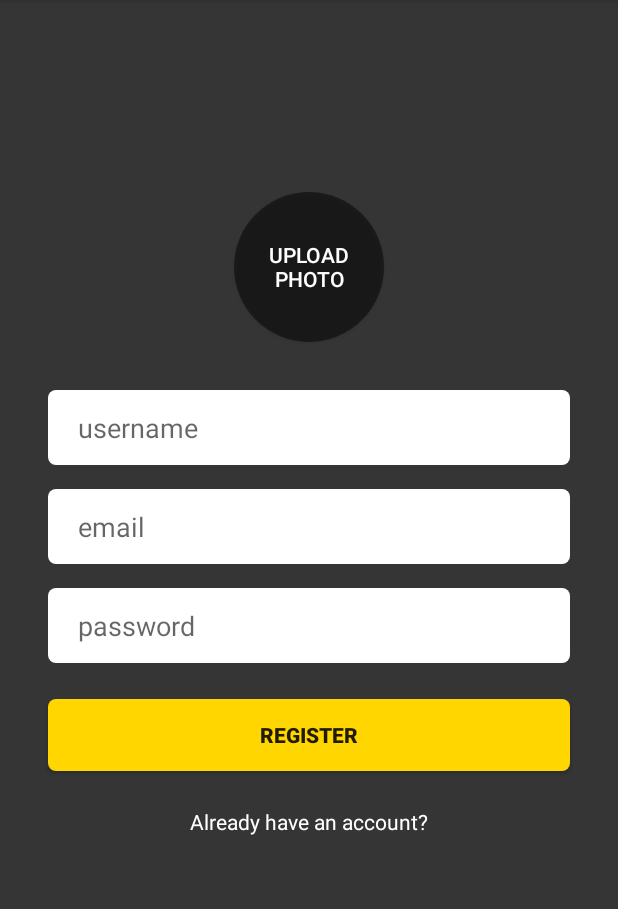
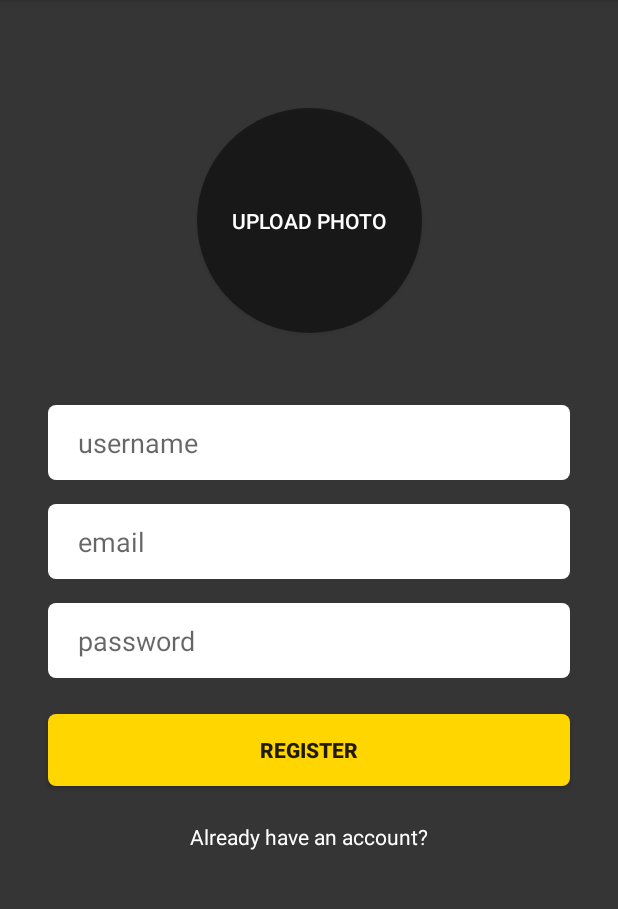
Before and after one commit to Andersclark/AndroidMessenger, an Android app: the screen it shows after launch (RegisterActivity), on a phone screen of 412 x 824 dp, the part 84-993 px from its top. Run offline under Robolectric (Android 15) with nearby library versions, the phone set to English and light mode, and no system bars; our stand-ins replace CircleImageView, Firebase (no records; nobody signed in at launch, a user with empty details on screens opened directly).

Commit message:
Upload photo (now working) User now added to database Circular imageview added to profile image

```diff
--- a/app/src/main/AndroidManifest.xml
+++ b/app/src/main/AndroidManifest.xml
@@ -1,6 +1,8 @@
 <?xml version="1.0" encoding="utf-8"?>
 <manifest xmlns:android="http://schemas.android.com/apk/res/android"
     package="com.andersclark.kotlinmessenger">
+    <uses-permission android:name="android.permission.INTERNET" />
+    <uses-permission android:name="android.permission.READ_EXTERNAL_STORAGE"/>
 
     <application
         android:allowBackup="true"
--- a/app/src/main/res/drawable/circular_button.xml
+++ b/app/src/main/res/drawable/circular_button.xml
@@ -1,5 +1,5 @@
 <?xml version="1.0" encoding="utf-8"?>
 <shape xmlns:android="http://schemas.android.com/apk/res/android">
     <solid android:color="#7F000000"/>
-    <corners android:radius="50dp"/>
+    <corners android:radius="75dp"/>
 </shape>
--- a/app/src/main/res/layout/activity_registration.xml
+++ b/app/src/main/res/layout/activity_registration.xml
@@ -13,7 +13,7 @@
         android:layout_width="0dp"
         android:layout_height="50sp"
         android:layout_marginStart="32dp"
-        android:layout_marginTop="32dp"
+        android:layout_marginTop="48dp"
         android:layout_marginEnd="32dp"
         android:background="@drawable/rounded_edittext_register_login"
         android:ems="10"
@@ -81,9 +81,9 @@
 
     <Button
         android:id="@+id/registration_addphoto"
-        android:layout_width="100dp"
-        android:layout_height="100dp"
-        android:layout_marginTop="128dp"
+        android:layout_width="150dp"
+        android:layout_height="150dp"
+        android:layout_marginTop="72dp"
         android:background="@drawable/circular_button"
         android:text="Upload photo"
         android:textColor="@android:color/white"
@@ -91,4 +91,12 @@
         app:layout_constraintStart_toStartOf="parent"
         app:layout_constraintTop_toTopOf="parent" />
 
+    <de.hdodenhof.circleimageview.CircleImageView
+        xmlns:app="http://schemas.android.com/apk/res-auto"
+        android:id="@+id/registration_addphoto_circleimageview"
+        android:layout_width="150dp"
+        android:layout_height="150dp"
+        app:layout_constraintEnd_toEndOf="@+id/registration_addphoto"
+        app:layout_constraintTop_toTopOf="@+id/registration_addphoto" />
+
 </androidx.constraintlayout.widget.ConstraintLayout>
```
Also changed, not shown: app/build.gradle (+7 -1 lines), app/src/main/java/com/andersclark/kotlinmessenger/RegisterActivity.kt (+35 -15 lines).
